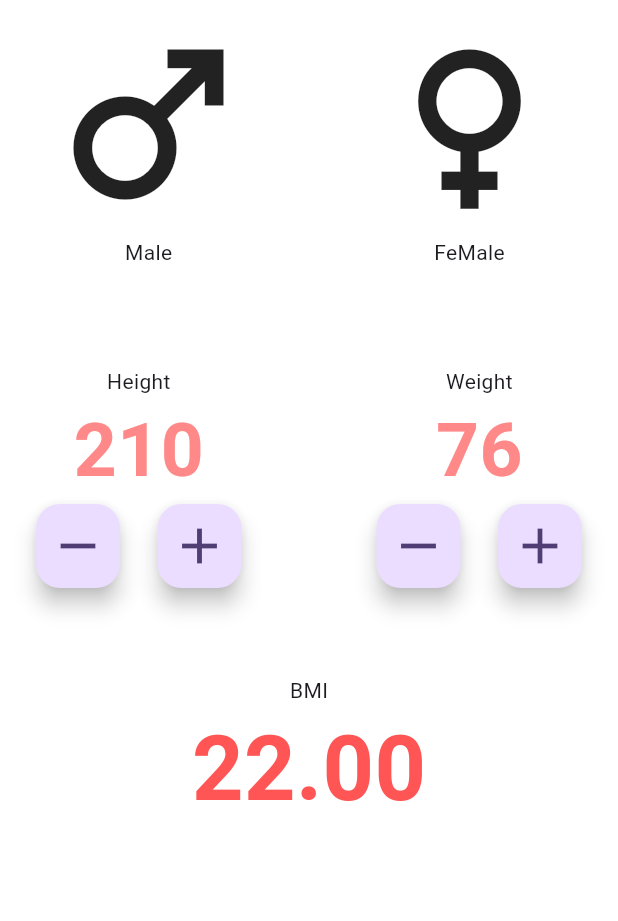
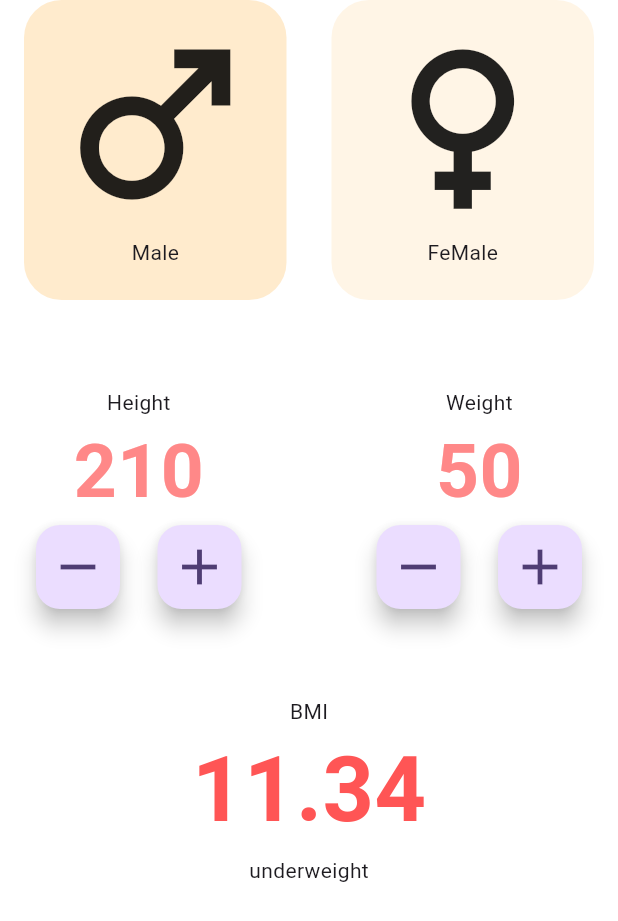
Before and after one commit to SupunChathuranga0/BMICalculator--Flutter, a Flutter app: the screen it shows after launch, on a phone screen of 412 x 824 dp. Shown: the top 921 px of the screen. Run offline on Flutter 3.47's test engine with Material 3 defaults, Android fonts, the phone set to English and light mode, and no system bars.

Commit message:
Complete
Complete Project

```diff
--- a/first/lib/main_page.dart
+++ b/first/lib/main_page.dart
@@ -1,5 +1,6 @@
 import 'package:first/constant.dart';
 import 'package:flutter/material.dart';
+import 'package:flutter/widgets.dart';
 
 class MainPage extends StatefulWidget {
   const MainPage({ Key? key }) : super(key: key);
@@ -12,6 +13,10 @@ class _MainPageState extends State<MainPage> {
 
   int height = 210;
   int weight = 50;
+
+  String gender = '';
+
+  late double bmi = calBMI(height: height, weight: weight);
   @override
   Widget build(BuildContext context) {
     return Scaffold(
@@ -22,7 +27,21 @@ class _MainPageState extends State<MainPage> {
           children: [
             Row(
               children: [
-                Padding(
+                GestureDetector(
+                  onTap: (){
+
+                    print("male");
+                    setState(() {
+                      gender = 'M';
+                    });
+
+                  },
+                  child: Container(
+                    height: 200,
+                    width: 175,
+                    decoration: BoxDecoration(
+                      color: gender == 'M'? Colors.orange.withAlpha(150):Colors.orange.withAlpha(50),
+                      borderRadius: BorderRadius.circular(25)),
                     padding: const EdgeInsets.all(8.0),
                     child: Column(
                       children: const [
@@ -31,8 +50,22 @@ class _MainPageState extends State<MainPage> {
                       ],
                     ),
                   ),
+                ),
                const Spacer(),
-                Padding(
+               GestureDetector(onTap: (){
+                 print("Female");
+                 setState(() {
+                  gender = 'F';
+
+                 });
+
+               },
+              child:Container(
+                  height: 200,
+                  width: 175,
+                  decoration: BoxDecoration(
+                     color: gender == 'F'? Colors.orange.withAlpha(150):Colors.orange.withAlpha(25),
+                    borderRadius: BorderRadius.circular(25)),
                   padding: const EdgeInsets.all(8.0),
                 child: Column(
                   children: const[
@@ -41,6 +74,8 @@ class _MainPageState extends State<MainPage> {
                   ],
                 )
                 )
+               ),
+
               ],
             ),
 
@@ -61,6 +96,7 @@ class _MainPageState extends State<MainPage> {
                                 setState(() {
                                   if(height >50)
                                    height--;
+                                   bmi = calBMI(height: height, weight: weight);
                                 });
 
                                 print(height);
@@ -71,6 +107,7 @@ class _MainPageState extends State<MainPage> {
                                 setState(() {
                                   if(height<210)
                                    height++;
+                                   bmi = calBMI(height: height, weight: weight);
                                 });
                                 print(height);
                               }
@@ -85,14 +122,30 @@ class _MainPageState extends State<MainPage> {
                   child: Column(
                     children:  [
                      const Text("Weight"),
-                     const Text("76",
+                      Text("$weight",
                        style:kInputLabelColor
                      ),
                           Row(
                             children: [
-                              FloatingActionButton(onPressed:null, child: Icon(Icons.remove, size: 40,),),
+                              FloatingActionButton(onPressed:(){
+                                setState(() {
+                                   if(weight>10)
+                                weight--;
+                                bmi = calBMI(height: height, weight: weight);
+                                });
+
+                                print(weight);
+                              }
+                              , child: Icon(Icons.remove, size: 40,),),
                               const SizedBox(width: 25),
-                              FloatingActionButton(onPressed:null, child: Icon(Icons.add, size: 40,),)
+                              FloatingActionButton(onPressed:(){
+                                setState(() {
+                                  if(weight<250)
+                                  weight++;
+                                  bmi = calBMI(height: height, weight: weight);
+                                });
+                              }
+                              , child: Icon(Icons.add, size: 40,),)
 
                             ]),
                     ],
@@ -104,8 +157,12 @@ class _MainPageState extends State<MainPage> {
             const SizedBox(height: 50,),
 
             Column(children: [
-              Text("BMI"),
-              Text("22.00", style: kInputLabelColor.copyWith(color: kOutputTextColor,fontSize: 60),)
+              const Text("BMI"),
+              Text(
+                bmi.toStringAsFixed(2),
+               style: kInputLabelColor.copyWith(color: kOutputTextColor,fontSize: 60),),
+               Text(getResult(bmi))
+
             ],)
             ],
         ),
@@ -114,7 +171,18 @@ class _MainPageState extends State<MainPage> {
     );
   }
 
-  void onHeighMinus(){
-    print("h m");
+  double calBMI({ required int height, required int weight}){
+    return (weight / (height * height)) * 10000;
+  }
+
+  static String getResult(bmiValue){
+    if(bmiValue >=25){
+      return 'overweight';
+    }else if(bmiValue > 18.5){
+      return 'Normal';
+    }else {
+      return 'underweight';
     }
   }
+
+}
```
Lines whose indentation alone changed are shown as unchanged.
